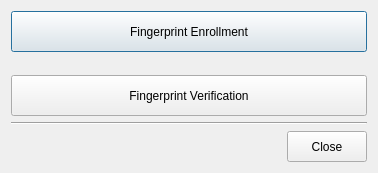
Before: the Qt Designer form evdialog.ui in fashtop3/QT-biometrics-main, drawn with Qt 5.
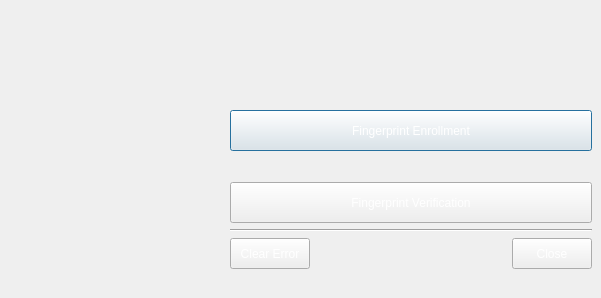
After: the same form once the commit is applied. Icons and pictures are not drawn.

Commit message: added push button to remove .lock files

```diff
--- a/evdialog.ui
+++ b/evdialog.ui
@@ -6,25 +6,40 @@
    <rect>
     <x>0</x>
     <y>0</y>
-    <width>378</width>
-    <height>173</height>
+    <width>601</width>
+    <height>298</height>
    </rect>
   </property>
   <property name="minimumSize">
    <size>
-    <width>378</width>
-    <height>173</height>
+    <width>601</width>
+    <height>298</height>
    </size>
   </property>
   <property name="maximumSize">
    <size>
-    <width>378</width>
-    <height>173</height>
+    <width>601</width>
+    <height>298</height>
    </size>
   </property>
   <property name="windowTitle">
    <string>Dialog</string>
   </property>
+  <property name="styleSheet">
+   <string notr="true">background-image: url(:/images/HiRes.gif);
+color: rgb(255, 255, 255);
+alternate-background-color: rgb(0, 85, 255);
+font: 8pt &quot;MV Boli&quot;;</string>
+  </property>
+  <widget class="QWidget" name="layoutWidget">
+   <property name="geometry">
+    <rect>
+     <x>230</x>
+     <y>110</y>
+     <width>362</width>
+     <height>159</height>
+    </rect>
+   </property>
   <layout class="QVBoxLayout" name="verticalLayout_2">
    <item>
     <layout class="QVBoxLayout" name="verticalLayout">
@@ -36,6 +51,9 @@
          <height>41</height>
         </size>
        </property>
+        <property name="styleSheet">
+         <string notr="true"/>
+        </property>
        <property name="text">
         <string>Fingerprint Enrollment</string>
        </property>
@@ -78,6 +96,19 @@
    </item>
    <item>
     <layout class="QHBoxLayout" name="horizontalLayout">
+      <item>
+       <widget class="QPushButton" name="pushButtonClearError">
+        <property name="minimumSize">
+         <size>
+          <width>0</width>
+          <height>31</height>
+         </size>
+        </property>
+        <property name="text">
+         <string>Clear Error</string>
+        </property>
+       </widget>
+      </item>
      <item>
       <spacer name="horizontalSpacer">
        <property name="orientation">
@@ -107,6 +138,7 @@
     </layout>
    </item>
   </layout>
+  </widget>
  </widget>
  <resources/>
  <connections>
```
Lines whose indentation alone changed are shown as unchanged. The commit also changes 16 other files.
